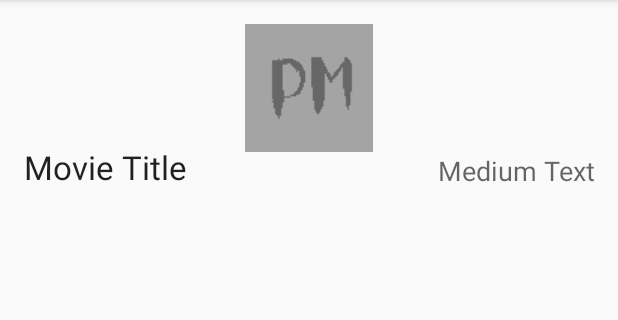
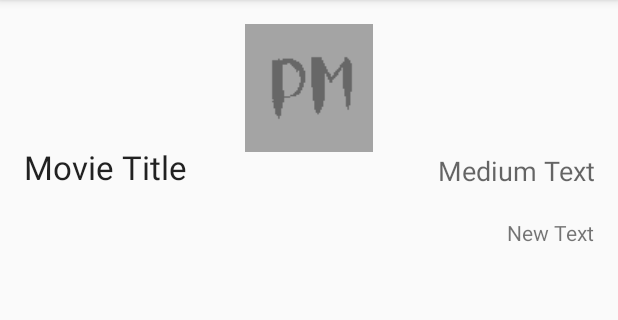
Before and after one commit to Geemili/PopularMovies, an Android app: the DetailActivity screen opened directly, with no data from a screen before it, on a phone screen of 412 x 824 dp, the part 84-404 px from its top. Run offline under Robolectric (Android 15) with nearby library versions, the phone set to English and light mode, and no system bars; our stand-ins replace Picasso; pictures from the network do not load.

Commit message:
Added release date to DetailActivity

```diff
--- a/app/src/main/java/xyz/geemili/popularmovies/DetailActivity.java
+++ b/app/src/main/java/xyz/geemili/popularmovies/DetailActivity.java
@@ -19,6 +19,7 @@ public class DetailActivity extends AppCompatActivity {
     private TextView mMovieTitleTextView;
     private TextView mOverviewTextView;
     private TextView mUserRatingTextView;
+    private TextView mReleaseDateTextView;
 
     @Override
     protected void onCreate(Bundle savedInstanceBundle) {
@@ -29,6 +30,7 @@ public class DetailActivity extends AppCompatActivity {
         mMovieTitleTextView = (TextView) findViewById(R.id.movie_title_textView);
         mOverviewTextView = (TextView) findViewById(R.id.overview_textView);
         mUserRatingTextView = (TextView) findViewById(R.id.user_rating_textView);
+        mReleaseDateTextView = (TextView) findViewById(R.id.release_date_textView);
 
         Intent intent = getIntent();
         if (intent != null && intent.hasExtra("MovieData")) {
@@ -36,6 +38,7 @@ public class DetailActivity extends AppCompatActivity {
             mMovieTitleTextView.setText(data.getOriginalTitle());
             mOverviewTextView.setText(data.getPlotSynopsis());
             mUserRatingTextView.setText(String.format(Locale.US, "%.1f", data.getVoteAverage()));
+            mReleaseDateTextView.setText(String.format(Locale.US, "Released %s", data.getReleaseDate()));
             String imageUrl = "https://image.tmdb.org/t/p/w300"+data.getImagePath();
             Picasso.with(this)
                     .load(imageUrl)
--- a/app/src/main/res/layout/activity_detail.xml
+++ b/app/src/main/res/layout/activity_detail.xml
@@ -55,6 +55,13 @@
             android:id="@+id/overview_textView"
             android:layout_width="match_parent"
             android:layout_height="wrap_content" />
+
+        <TextView
+            android:layout_width="wrap_content"
+            android:layout_height="wrap_content"
+            android:text="New Text"
+            android:id="@+id/release_date_textView"
+            android:layout_gravity="right" />
     </LinearLayout>
 
 </ScrollView>
```
